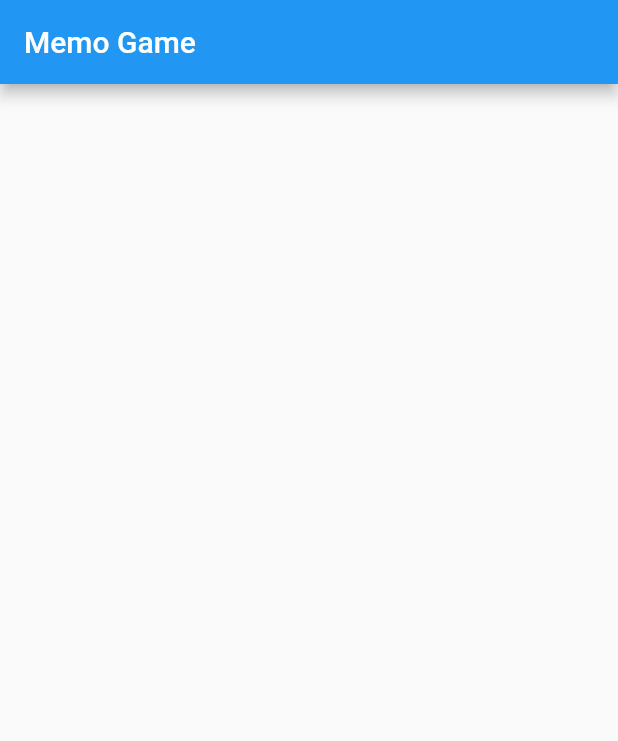
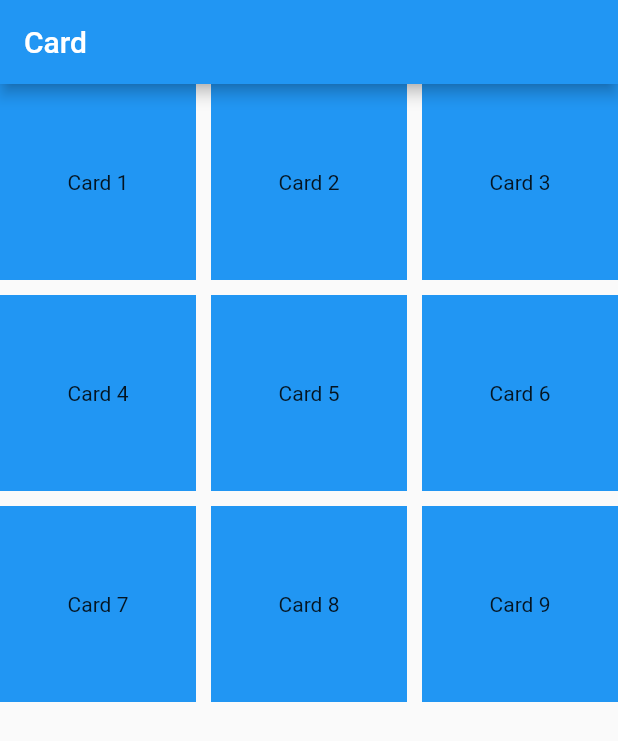
Before and after one commit to hunman89/memo_game, a Flutter app: the screen it shows after launch, on a phone screen of 412 x 824 dp. Shown: the top 741 px of the screen. Run offline on Flutter 3.47's test engine with Material 2 defaults, Android fonts, the phone set to English and light mode, and no system bars.

Commit message:
add. nine card

```diff
--- a/lib/main.dart
+++ b/lib/main.dart
@@ -15,30 +15,49 @@ class MyApp extends StatelessWidget {
       theme: ThemeData(
         primarySwatch: Colors.blue,
       ),
-      home: const MyHomePage(title: 'Memo Game'),
+      home: const MyHomePage(),
     );
   }
 }
 
-class MyHomePage extends StatefulWidget {
-  const MyHomePage({super.key, required this.title});
-  final String title;
+class MyHomePage extends StatelessWidget {
+  const MyHomePage({super.key});
 
-  @override
-  State<MyHomePage> createState() => _MyHomePageState();
-}
-
-class _MyHomePageState extends State<MyHomePage> {
   @override
   Widget build(BuildContext context) {
     return Scaffold(
       appBar: AppBar(
-        title: Text(widget.title),
+        title: const Text('Card'),
       ),
-      body: Center(
-        child: Column(
-          mainAxisAlignment: MainAxisAlignment.center,
-          children: <Widget>[],
+      body: GridView.builder(
+          gridDelegate: const SliverGridDelegateWithFixedCrossAxisCount(
+            crossAxisCount: 3,
+            mainAxisSpacing: 10.0,
+            crossAxisSpacing: 10.0,
+          ),
+          itemCount: 9,
+          itemBuilder: (BuildContext context, int index) {
+            return CardWidget(index: index);
+          }),
+    );
+  }
+}
+
+class CardWidget extends StatelessWidget {
+  final int index;
+
+  const CardWidget({super.key, required this.index});
+
+  @override
+  Widget build(BuildContext context) {
+    return GestureDetector(
+      onTap: () {
+        // handle tap
+      },
+      child: Container(
+        color: Colors.blue,
+        child: Center(
+          child: Text('Card ${index + 1}'),
         ),
       ),
     );
```
